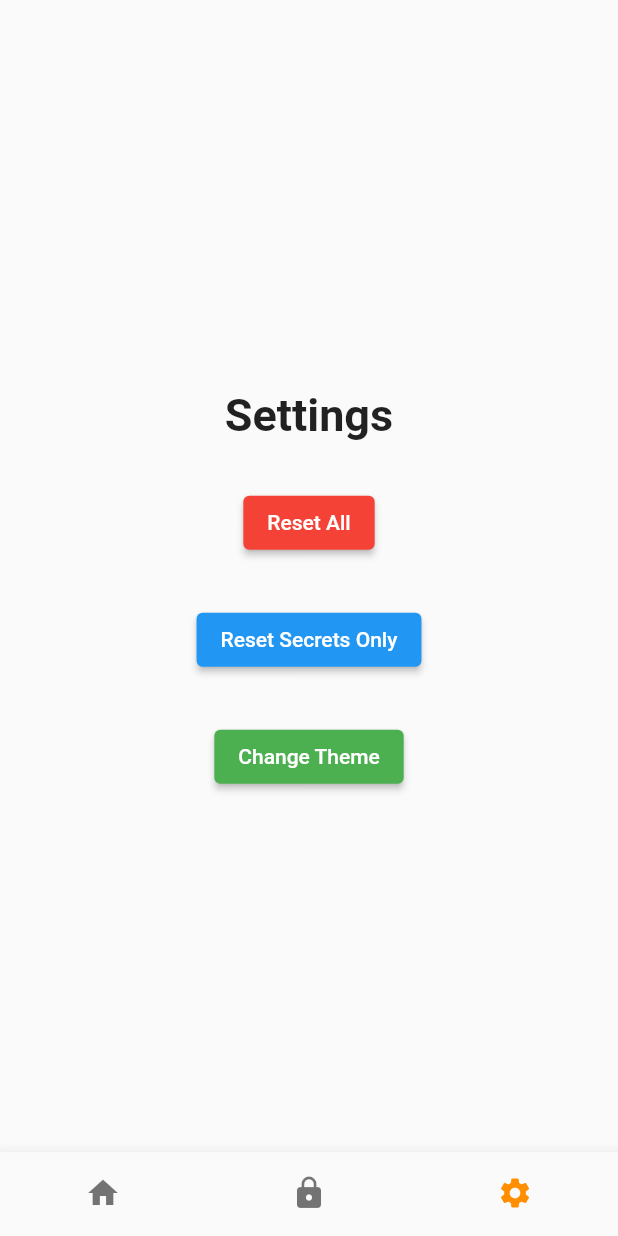
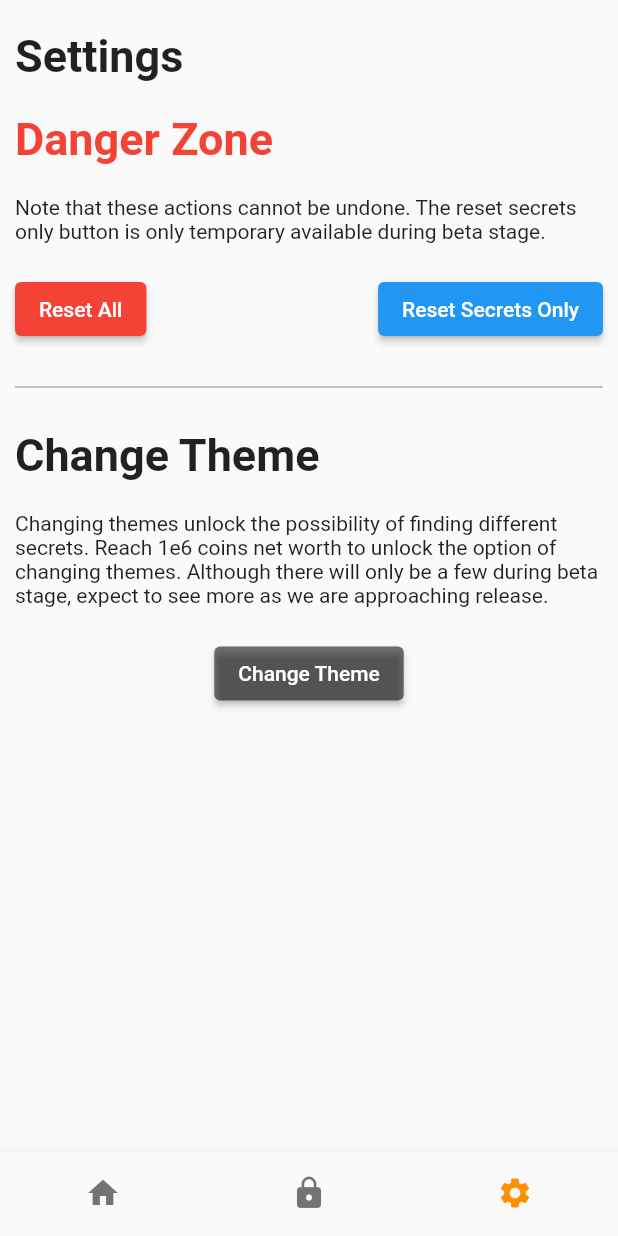
Before and after one commit to KidProf/ordinary-idle, a Flutter app: the screen it shows after launch, item 3 of the bottom bar chosen, on a phone screen of 412 x 824 dp. Run offline on Flutter 3.47's test engine with Material 2 defaults, Android fonts, the phone set to English and light mode, and no system bars; our stand-ins replace fluttertoast, hive, hive_flutter, tuple; missing offline and left inert: restart_app; accounts and stored records are empty.

Commit message:
revamped settings page

```diff
--- a/lib/MyApp.dart
+++ b/lib/MyApp.dart
@@ -52,7 +52,7 @@ class _MyStatefulWidgetState extends State<MyStatefulWidget> {
     Home(pSecrets, pMoney),
     SecretsPage(pSecrets),
     // Achievements(pSecrets),
-    Settings(pSecrets, _onItemTapped),
+    Settings(pSecrets, pMoney, _onItemTapped),
   ];
   int _selectedIndex = 0;
   late FToast fToast;
--- a/lib/pages/settings.dart
+++ b/lib/pages/settings.dart
@@ -1,29 +1,48 @@
 import 'package:flutter/material.dart';
+import 'package:fluttertoast/fluttertoast.dart';
 import 'package:hive/hive.dart';
 import 'package:hive_flutter/hive_flutter.dart';
 import 'package:ordinary_idle/main.dart';
+import 'package:ordinary_idle/util/Money.dart';
 import 'package:ordinary_idle/util/Secrets.dart';
+import 'package:ordinary_idle/util/Util.dart';
 import 'package:restart_app/restart_app.dart';
 
 class Settings extends StatelessWidget {
   final Secrets pSecrets;
+  final Money pMoney;
   final Function(int, BuildContext) onItemTapped;
-  const Settings(this.pSecrets, this.onItemTapped, {Key? key}) : super(key: key);
+  const Settings(this.pSecrets, this.pMoney, this.onItemTapped, {Key? key}) : super(key: key);
 
   static const TextStyle titleStyle = TextStyle(fontSize: 30, fontWeight: FontWeight.bold);
 
   @override
   Widget build(BuildContext context) {
     return Container(
-      alignment: Alignment.center,
+      alignment: Alignment.topCenter,
       margin: EdgeInsets.fromLTRB(10, 20, 10, 0),
+      child: SingleChildScrollView(
+        scrollDirection: Axis.vertical,
+        child: SizedBox(
           child: Wrap(
             children: [
-          // const SizedBox(height: 70),
               const Text(
                 'Settings',
                 style: titleStyle,
               ),
+              const Text(
+                'Danger Zone',
+                style: TextStyle(fontSize: 30, fontWeight: FontWeight.bold, color: Colors.red),
+              ),
+              Container(
+                width: MediaQuery.of(context).size.width - 20,
+                child: Text(
+                    "Note that these actions cannot be undone. The reset secrets only button is only temporary available during beta stage."),
+              ),
+              Container(
+                width: MediaQuery.of(context).size.width - 20,
+                child: Row(
+                  children: [
                     ElevatedButton(
                       style: ButtonStyle(
                         backgroundColor: MaterialStateProperty.all<Color>(Colors.red),
@@ -39,22 +58,55 @@ class Settings extends StatelessWidget {
                       },
                       child: Text("Reset Secrets Only"),
                     ),
+                  ],
+                  mainAxisAlignment: MainAxisAlignment.spaceBetween,
+                ),
+              ),
+              Container(
+                width: MediaQuery.of(context).size.width - 20,
+                child: Expanded(child: Divider(color: Colors.black45)),
+              ),
+              const Text(
+                'Change Theme',
+                style: titleStyle,
+              ),
+              Container(
+                width: MediaQuery.of(context).size.width - 20,
+                child: Text(
+                    "Changing themes unlock the possibility of finding different secrets. Reach 1e6 coins net worth to unlock the option of changing themes. Although there will only be a few during beta stage, expect to see more as we are approaching release."),
+              ),
+              Container(
+                width: MediaQuery.of(context).size.width - 20,
+                child: Row(
+                  children: [
                     ElevatedButton(
                       style: ButtonStyle(
-              backgroundColor: MaterialStateProperty.all<Color>(Colors.green),
+                        backgroundColor: MaterialStateProperty.all<Color>(
+                            pMoney.getNetWorth() >= 1000000 ? Colors.green : Util.disabled),
                       ),
                       onPressed: () async {
+                        if (pMoney.getNetWorth() >= 1000000) {
+                          //1e6
                           await _changeTheme(context);
+                        } else {
+                          Fluttertoast.showToast(
+                              msg: "Reach 1e6 coins net worth to unlock the option of changing themes. ");
+                        }
                       },
                       child: Text("Change Theme"),
                     ),
                   ],
-        spacing: 30,
+                  mainAxisAlignment: MainAxisAlignment.center,
+                ),
+              ),
+              SizedBox(width: MediaQuery.of(context).size.width - 20, height: 0), //maintain width and top padding
+            ],
+            spacing: 20,
             runAlignment: WrapAlignment.start,
-        crossAxisAlignment: WrapCrossAlignment.center,
+            crossAxisAlignment: WrapCrossAlignment.start,
             direction: Axis.vertical,
-        // mainAxisAlignment: MainAxisAlignment.start,
-        // crossAxisAlignment: CrossAxisAlignment.center,
+          ),
+        ),
       ),
     );
   }
--- a/lib/partials/2tapcount/TapCountBackground.dart
+++ b/lib/partials/2tapcount/TapCountBackground.dart
@@ -43,6 +43,9 @@ class _TapCountBackgroundState extends State<TapCountBackground> implements Back
 
           return GestureDetector(
             onTapDown: onBackgroundTapDown,
+            child: Container(
+              color: Colors
+                  .Colors.green[100], //the color is necessary or else taps outside the cookie cannot be registered
               child: Column(
                 children: [
                   SizedBox(height: 0),
@@ -69,6 +72,7 @@ class _TapCountBackgroundState extends State<TapCountBackground> implements Back
                   ),
                 ],
                 mainAxisAlignment: MainAxisAlignment.spaceBetween,
+              ),
             ),
           );
         });
--- a/lib/util/Money.dart
+++ b/lib/util/Money.dart
@@ -72,7 +72,10 @@ class Money extends Shops {
 
   double addCoinsWithoutMultiplier(double coins) {
     vitals.value = {...vitals.value, "coins": vitals.value["coins"] + coins};
+    double netWorth = player.get("netWorth", defaultValue: 1.0);
+    netWorth += coins;
     player.put("coins", vitals.value["coins"]);
+    player.put("netWorth", netWorth);
     return vitals.value["coins"];
   }
 
@@ -173,4 +176,8 @@ class Money extends Shops {
   int getCurrentTheme() {
     return player.get("currentTheme", defaultValue: 1);
   }
+
+  double getNetWorth() {
+    return player.get("netWorth", defaultValue: 1.0);
+  }
 }
--- a/lib/util/Util.dart
+++ b/lib/util/Util.dart
@@ -36,12 +36,14 @@ mixin Util {
   );
 
   static final ButtonStyle disabledRounded = ButtonStyle(
-    backgroundColor: MaterialStateProperty.all<Color>(Colors.black54),
+    backgroundColor: MaterialStateProperty.all<Color>(disabled),
     shape: MaterialStateProperty.all<RoundedRectangleBorder>(
       RoundedRectangleBorder(
         borderRadius: BorderRadius.circular(50.0),
-        side: BorderSide(color: Colors.black54),
+        side: BorderSide(color: disabled),
       ),
     ),
   );
+
+  static const Color disabled = Colors.black54;
 }
```
Lines whose indentation alone changed are shown as unchanged.
